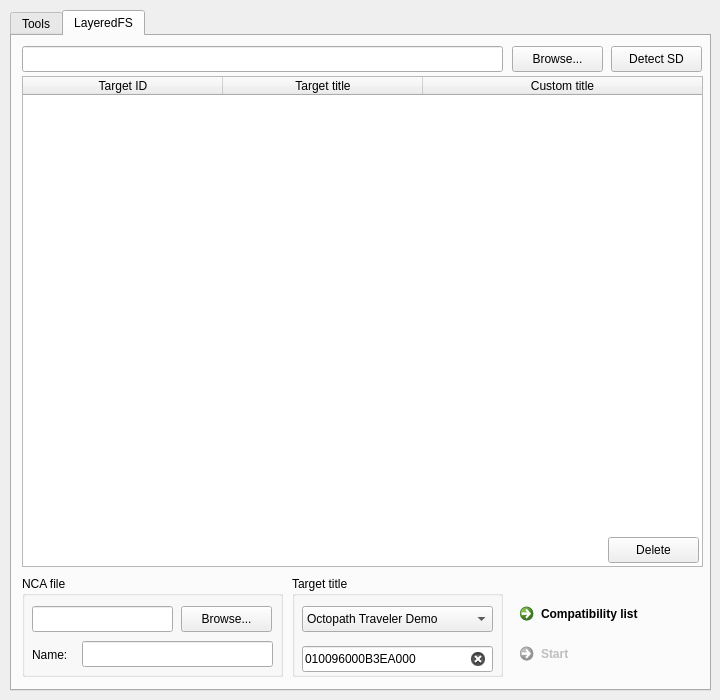
Before: the Qt Designer form mainwindow.ui in nastys/titleswitch, drawn with Qt 5.
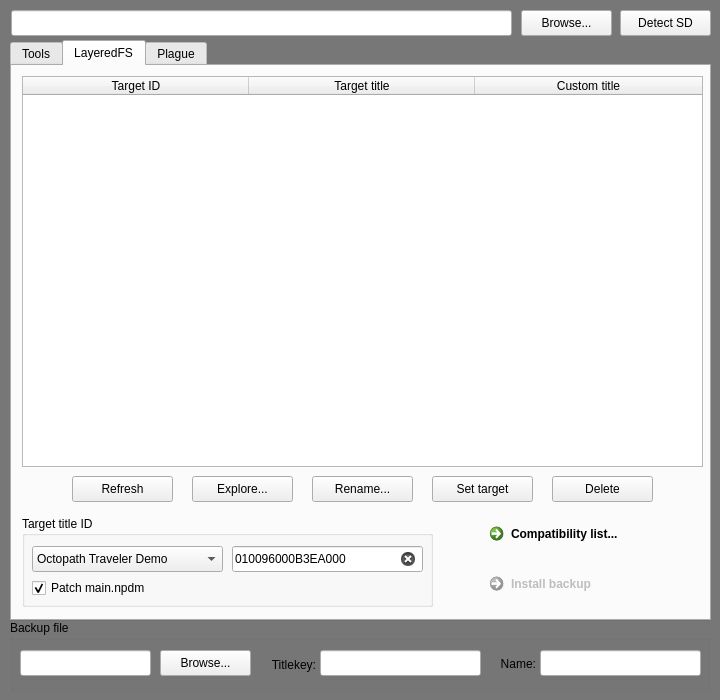
After: the same form once the commit is applied. The open tabs and pages were chosen to show the change. Icons and pictures are not drawn.

```diff
--- a/mainwindow.ui
+++ b/mainwindow.ui
@@ -11,7 +11,7 @@
    </rect>
   </property>
   <property name="sizePolicy">
-   <sizepolicy hsizetype="Fixed" vsizetype="Maximum">
+   <sizepolicy hsizetype="Fixed" vsizetype="Fixed">
     <horstretch>0</horstretch>
     <verstretch>0</verstretch>
    </sizepolicy>
@@ -28,21 +28,28 @@
     <height>700</height>
    </size>
   </property>
+  <property name="acceptDrops">
+   <bool>true</bool>
+  </property>
   <property name="windowTitle">
    <string>Title Switch</string>
   </property>
+  <property name="windowIcon">
+   <iconset resource="resources.qrc">
+    <normaloff>:/icons/title/res/icon.webp</normaloff>:/icons/title/res/icon.webp</iconset>
+  </property>
   <widget class="QWidget" name="centralWidget">
    <widget class="QTabWidget" name="tabWidget">
     <property name="geometry">
      <rect>
       <x>10</x>
-      <y>10</y>
+      <y>40</y>
       <width>701</width>
-      <height>681</height>
+      <height>581</height>
      </rect>
     </property>
     <property name="currentIndex">
-     <number>1</number>
+     <number>2</number>
     </property>
     <widget class="QWidget" name="tab_settings">
      <attribute name="icon">
@@ -55,10 +62,10 @@
      <widget class="QGroupBox" name="groupBox_settings_tools">
       <property name="geometry">
        <rect>
-        <x>230</x>
-        <y>160</y>
-        <width>231</width>
-        <height>261</height>
+        <x>210</x>
+        <y>180</y>
+        <width>271</width>
+        <height>221</height>
        </rect>
       </property>
       <property name="title">
@@ -69,12 +76,12 @@
         <rect>
          <x>10</x>
          <y>30</y>
-         <width>211</width>
+         <width>251</width>
          <height>41</height>
         </rect>
        </property>
        <property name="text">
-        <string>Create keys.txt</string>
+        <string>Create keys.txt...</string>
        </property>
       </widget>
       <widget class="QCommandLinkButton" name="commandLinkButton_settings_tools_xci2nca">
@@ -82,30 +89,53 @@
         <rect>
          <x>10</x>
          <y>80</y>
-         <width>211</width>
+         <width>251</width>
          <height>41</height>
         </rect>
        </property>
        <property name="text">
-        <string>Convert XCI → NCA</string>
+        <string>Convert XCI → NCA...</string>
        </property>
       </widget>
-      <widget class="QCommandLinkButton" name="commandLinkButton_settings_tools_fusee_gelee">
-       <property name="enabled">
-        <bool>false</bool>
-       </property>
+      <widget class="QCommandLinkButton" name="commandLinkButton_settings_tools_patchMainNpdm">
        <property name="geometry">
         <rect>
          <x>10</x>
          <y>130</y>
-         <width>211</width>
+         <width>251</width>
          <height>41</height>
         </rect>
        </property>
        <property name="text">
-        <string>Start Fusée Gelée</string>
+        <string>Patch main.npdm (LayeredFS)...</string>
        </property>
       </widget>
+      <widget class="QCommandLinkButton" name="commandLinkButton_settings_tools_saveLog">
+       <property name="geometry">
+        <rect>
+         <x>10</x>
+         <y>180</y>
+         <width>251</width>
+         <height>41</height>
+        </rect>
+       </property>
+       <property name="text">
+        <string>Save log file as...</string>
+       </property>
+      </widget>
+     </widget>
+     <widget class="QPushButton" name="pushButton_settings_about">
+      <property name="geometry">
+       <rect>
+        <x>610</x>
+        <y>515</y>
+        <width>80</width>
+        <height>26</height>
+       </rect>
+      </property>
+      <property name="text">
+       <string>About...</string>
+      </property>
      </widget>
     </widget>
     <widget class="QWidget" name="tab_layeredfs">
@@ -115,27 +145,27 @@
      <widget class="QCommandLinkButton" name="commandLinkButton_layeredfs_compatibility">
       <property name="geometry">
        <rect>
-        <x>500</x>
-        <y>560</y>
+        <x>470</x>
+        <y>450</y>
         <width>191</width>
         <height>41</height>
        </rect>
       </property>
       <property name="text">
-       <string>Compatibility list</string>
+       <string>Compatibility list...</string>
       </property>
      </widget>
      <widget class="QGroupBox" name="groupBox_layeredfs_target">
       <property name="geometry">
        <rect>
-        <x>280</x>
-        <y>540</y>
-        <width>211</width>
-        <height>101</height>
+        <x>10</x>
+        <y>450</y>
+        <width>411</width>
+        <height>91</height>
        </rect>
       </property>
       <property name="title">
-       <string>Target title</string>
+       <string>Target title ID</string>
       </property>
       <widget class="QComboBox" name="comboBox_layeredfs_target_titleid">
        <property name="geometry">
@@ -257,8 +287,8 @@
       <widget class="QLineEdit" name="lineEdit_layeredfs_target_titleid">
        <property name="geometry">
         <rect>
-         <x>10</x>
-         <y>70</y>
+         <x>210</x>
+         <y>30</y>
          <width>191</width>
          <height>26</height>
         </rect>
@@ -276,6 +306,22 @@
         <bool>true</bool>
        </property>
       </widget>
+      <widget class="QCheckBox" name="checkBox_layeredfs_patchingEnabled">
+       <property name="geometry">
+        <rect>
+         <x>10</x>
+         <y>60</y>
+         <width>191</width>
+         <height>24</height>
+        </rect>
+       </property>
+       <property name="text">
+        <string>Patch main.npdm</string>
+       </property>
+       <property name="checked">
+        <bool>true</bool>
+       </property>
+      </widget>
      </widget>
      <widget class="QCommandLinkButton" name="commandLinkButton_layeredfs_start">
       <property name="enabled">
@@ -283,86 +329,23 @@
       </property>
       <property name="geometry">
        <rect>
-        <x>500</x>
-        <y>600</y>
+        <x>470</x>
+        <y>500</y>
         <width>191</width>
         <height>41</height>
        </rect>
       </property>
       <property name="text">
-       <string>Start</string>
+       <string>Install backup</string>
       </property>
      </widget>
-     <widget class="QGroupBox" name="groupBox_layeredfs_infile">
-      <property name="geometry">
-       <rect>
-        <x>10</x>
-        <y>540</y>
-        <width>261</width>
-        <height>101</height>
-       </rect>
-      </property>
-      <property name="title">
-       <string>NCA file</string>
-      </property>
-      <widget class="QLineEdit" name="lineEdit_layeredfs_infile_file">
-       <property name="geometry">
-        <rect>
-         <x>10</x>
-         <y>30</y>
-         <width>141</width>
-         <height>26</height>
-        </rect>
-       </property>
-      </widget>
-      <widget class="QPushButton" name="pushButton_layeredfs_infile_browse">
-       <property name="geometry">
-        <rect>
-         <x>159</x>
-         <y>30</y>
-         <width>91</width>
-         <height>26</height>
-        </rect>
-       </property>
-       <property name="text">
-        <string>Browse...</string>
-       </property>
-       <property name="icon">
-        <iconset theme="folder">
-         <normaloff>.</normaloff>.</iconset>
-       </property>
-      </widget>
-      <widget class="QLabel" name="label_layeredfs_infile_name">
-       <property name="geometry">
-        <rect>
-         <x>10</x>
-         <y>70</y>
-         <width>51</width>
-         <height>18</height>
-        </rect>
-       </property>
-       <property name="text">
-        <string>Name:</string>
-       </property>
-      </widget>
-      <widget class="QLineEdit" name="lineEdit_layeredfs_infile_name">
-       <property name="geometry">
-        <rect>
-         <x>60</x>
-         <y>65</y>
-         <width>191</width>
-         <height>26</height>
-        </rect>
-       </property>
-      </widget>
-     </widget>
      <widget class="QTableWidget" name="tableWidget_layeredfs_folders">
       <property name="geometry">
        <rect>
         <x>10</x>
-        <y>40</y>
+        <y>10</y>
         <width>681</width>
-        <height>491</height>
+        <height>391</height>
        </rect>
       </property>
       <property name="editTriggers">
@@ -371,8 +354,11 @@
       <property name="selectionMode">
        <enum>QAbstractItemView::SingleSelection</enum>
       </property>
+      <property name="sortingEnabled">
+       <bool>true</bool>
+      </property>
       <attribute name="horizontalHeaderDefaultSectionSize">
-       <number>200</number>
+       <number>226</number>
       </attribute>
       <attribute name="horizontalHeaderStretchLastSection">
        <bool>true</bool>
@@ -399,9 +385,9 @@
      <widget class="QPushButton" name="pushButton_layeredfs_delete">
       <property name="geometry">
        <rect>
-        <x>596</x>
-        <y>501</y>
-        <width>91</width>
+        <x>540</x>
+        <y>410</y>
+        <width>101</width>
         <height>26</height>
        </rect>
       </property>
@@ -422,53 +408,205 @@
        </size>
       </property>
      </widget>
-     <widget class="QPushButton" name="pushButton_autodetect">
+     <widget class="QPushButton" name="pushButton_layeredfs_setTarget">
       <property name="geometry">
        <rect>
-        <x>599</x>
-        <y>10</y>
-        <width>91</width>
+        <x>420</x>
+        <y>410</y>
+        <width>101</width>
         <height>26</height>
        </rect>
       </property>
       <property name="text">
-       <string>Detect SD</string>
+       <string>Set target</string>
       </property>
-      <property name="icon">
-       <iconset theme="media-flash-sd-mmc">
-        <normaloff>.</normaloff>.</iconset>
+     </widget>
+     <widget class="QPushButton" name="pushButton_layeredfs_explore">
+      <property name="geometry">
+       <rect>
+        <x>180</x>
+        <y>410</y>
+        <width>101</width>
+        <height>26</height>
+       </rect>
       </property>
+      <property name="text">
+       <string>Explore...</string>
+      </property>
      </widget>
-     <widget class="QPushButton" name="pushButton_layeredfs_browse">
+     <widget class="QPushButton" name="pushButton_layeredfs_rename">
       <property name="geometry">
        <rect>
-        <x>500</x>
-        <y>10</y>
-        <width>91</width>
+        <x>300</x>
+        <y>410</y>
+        <width>101</width>
         <height>26</height>
        </rect>
       </property>
       <property name="text">
-       <string>Browse...</string>
+       <string>Rename...</string>
       </property>
+     </widget>
+     <widget class="QPushButton" name="pushButton_layeredfs_refresh">
+      <property name="geometry">
+       <rect>
+        <x>60</x>
+        <y>410</y>
+        <width>101</width>
+        <height>26</height>
+       </rect>
+      </property>
+      <property name="text">
+       <string>Refresh</string>
+      </property>
+     </widget>
+    </widget>
+    <widget class="QWidget" name="tab_plague">
+     <attribute name="title">
+      <string>Plague</string>
+     </attribute>
+     <widget class="QPushButton" name="pushButton_plague_explore">
+      <property name="geometry">
+       <rect>
+        <x>240</x>
+        <y>460</y>
+        <width>101</width>
+        <height>26</height>
+       </rect>
+      </property>
+      <property name="text">
+       <string>Explore...</string>
+      </property>
+     </widget>
+     <widget class="QPushButton" name="pushButton_plague_delete">
+      <property name="geometry">
+       <rect>
+        <x>480</x>
+        <y>460</y>
+        <width>101</width>
+        <height>26</height>
+       </rect>
+      </property>
+      <property name="toolTip">
+       <string>Delete</string>
+      </property>
+      <property name="text">
+       <string>Delete</string>
+      </property>
       <property name="icon">
-       <iconset theme="folder">
+       <iconset theme="delete">
         <normaloff>.</normaloff>.</iconset>
       </property>
+      <property name="iconSize">
+       <size>
+        <width>16</width>
+        <height>16</height>
+       </size>
+      </property>
      </widget>
-     <widget class="QLineEdit" name="lineEdit_layeredfs_path">
+     <widget class="QCommandLinkButton" name="commandLinkButton_plague_compatibility">
+      <property name="geometry">
+       <rect>
+        <x>250</x>
+        <y>500</y>
+        <width>201</width>
+        <height>41</height>
+       </rect>
+      </property>
+      <property name="text">
+       <string>Compatibility list...</string>
+      </property>
+     </widget>
+     <widget class="QCommandLinkButton" name="commandLinkButton_plague_start">
+      <property name="enabled">
+       <bool>false</bool>
+      </property>
+      <property name="geometry">
+       <rect>
+        <x>490</x>
+        <y>500</y>
+        <width>201</width>
+        <height>41</height>
+       </rect>
+      </property>
+      <property name="text">
+       <string>Install backup</string>
+      </property>
+     </widget>
+     <widget class="QTableWidget" name="tableWidget_plague_folders">
       <property name="geometry">
        <rect>
         <x>10</x>
         <y>10</y>
-        <width>481</width>
-        <height>26</height>
+        <width>681</width>
+        <height>441</height>
        </rect>
       </property>
-      <property name="readOnly">
+      <property name="editTriggers">
+       <set>QAbstractItemView::NoEditTriggers</set>
+      </property>
+      <property name="selectionMode">
+       <enum>QAbstractItemView::SingleSelection</enum>
+      </property>
+      <attribute name="horizontalHeaderStretchLastSection">
        <bool>true</bool>
+      </attribute>
+      <attribute name="verticalHeaderVisible">
+       <bool>false</bool>
+      </attribute>
+      <column>
+       <property name="text">
+        <string>Backup</string>
+       </property>
+      </column>
+     </widget>
+     <widget class="QCommandLinkButton" name="commandLinkButton_plague_migrate">
+      <property name="geometry">
+       <rect>
+        <x>10</x>
+        <y>500</y>
+        <width>201</width>
+        <height>41</height>
+       </rect>
       </property>
+      <property name="text">
+       <string>Migrate from LayeredFS</string>
+      </property>
      </widget>
+     <widget class="QPushButton" name="pushButton_plague_rename">
+      <property name="geometry">
+       <rect>
+        <x>360</x>
+        <y>460</y>
+        <width>101</width>
+        <height>26</height>
+       </rect>
+      </property>
+      <property name="text">
+       <string>Rename...</string>
+      </property>
+     </widget>
+     <widget class="QPushButton" name="pushButton_plague_refresh">
+      <property name="geometry">
+       <rect>
+        <x>120</x>
+        <y>460</y>
+        <width>101</width>
+        <height>26</height>
+       </rect>
+      </property>
+      <property name="text">
+       <string>Refresh</string>
+      </property>
+     </widget>
+     <zorder>commandLinkButton_plague_compatibility</zorder>
+     <zorder>commandLinkButton_plague_start</zorder>
+     <zorder>tableWidget_plague_folders</zorder>
+     <zorder>pushButton_plague_delete</zorder>
+     <zorder>pushButton_plague_explore</zorder>
+     <zorder>commandLinkButton_plague_migrate</zorder>
+     <zorder>pushButton_plague_rename</zorder>
+     <zorder>pushButton_plague_refresh</zorder>
     </widget>
    </widget>
    <widget class="QLabel" name="hourglass">
@@ -480,6 +618,12 @@
       <height>700</height>
      </rect>
     </property>
+    <property name="autoFillBackground">
+     <bool>false</bool>
+    </property>
+    <property name="styleSheet">
+     <string notr="true">background-color: rgba(0, 0, 0, 128);</string>
+    </property>
     <property name="text">
      <string/>
     </property>
@@ -487,8 +631,163 @@
      <set>Qt::AlignCenter</set>
     </property>
    </widget>
+   <widget class="QPushButton" name="pushButton_autodetect">
+    <property name="geometry">
+     <rect>
+      <x>620</x>
+      <y>10</y>
+      <width>91</width>
+      <height>26</height>
+     </rect>
+    </property>
+    <property name="text">
+     <string>Detect SD</string>
+    </property>
+    <property name="icon">
+     <iconset theme="media-flash-sd-mmc">
+      <normaloff>.</normaloff>.</iconset>
+    </property>
+   </widget>
+   <widget class="QPushButton" name="pushButton_layeredfs_browse">
+    <property name="geometry">
+     <rect>
+      <x>521</x>
+      <y>10</y>
+      <width>91</width>
+      <height>26</height>
+     </rect>
+    </property>
+    <property name="text">
+     <string>Browse...</string>
+    </property>
+    <property name="icon">
+     <iconset theme="folder">
+      <normaloff>.</normaloff>.</iconset>
+    </property>
+   </widget>
+   <widget class="QLineEdit" name="lineEdit_layeredfs_path">
+    <property name="geometry">
+     <rect>
+      <x>11</x>
+      <y>10</y>
+      <width>501</width>
+      <height>26</height>
+     </rect>
+    </property>
+    <property name="readOnly">
+     <bool>true</bool>
+    </property>
+   </widget>
+   <widget class="QGroupBox" name="groupBox_layeredfs_infile">
+    <property name="geometry">
+     <rect>
+      <x>10</x>
+      <y>620</y>
+      <width>701</width>
+      <height>71</height>
+     </rect>
+    </property>
+    <property name="title">
+     <string>Backup file</string>
+    </property>
+    <widget class="QLineEdit" name="lineEdit_layeredfs_infile_file">
+     <property name="geometry">
+      <rect>
+       <x>10</x>
+       <y>30</y>
+       <width>131</width>
+       <height>26</height>
+      </rect>
+     </property>
+     <property name="readOnly">
+      <bool>true</bool>
+     </property>
+    </widget>
+    <widget class="QPushButton" name="pushButton_layeredfs_infile_browse">
+     <property name="geometry">
+      <rect>
+       <x>150</x>
+       <y>30</y>
+       <width>91</width>
+       <height>26</height>
+      </rect>
+     </property>
+     <property name="text">
+      <string>Browse...</string>
+     </property>
+     <property name="icon">
+      <iconset theme="folder">
+       <normaloff>.</normaloff>.</iconset>
+     </property>
+    </widget>
+    <widget class="QLabel" name="label_layeredfs_infile_name">
+     <property name="geometry">
+      <rect>
+       <x>475</x>
+       <y>35</y>
+       <width>51</width>
+       <height>18</height>
+      </rect>
+     </property>
+     <property name="text">
+      <string>Name:</string>
+     </property>
+     <property name="alignment">
+      <set>Qt::AlignRight|Qt::AlignTrailing|Qt::AlignVCenter</set>
+     </property>
+    </widget>
+    <widget class="QLineEdit" name="lineEdit_layeredfs_infile_name">
+     <property name="geometry">
+      <rect>
+       <x>530</x>
+       <y>30</y>
+       <width>161</width>
+       <height>26</height>
+      </rect>
+     </property>
+    </widget>
+    <widget class="QLabel" name="label_layeredfs_infile_titlekey">
+     <property name="geometry">
+      <rect>
+       <x>255</x>
+       <y>35</y>
+       <width>51</width>
+       <height>20</height>
+      </rect>
+     </property>
+     <property name="text">
+      <string>Titlekey:</string>
+     </property>
+     <property name="alignment">
+      <set>Qt::AlignRight|Qt::AlignTrailing|Qt::AlignVCenter</set>
+     </property>
+    </widget>
+    <widget class="QLineEdit" name="lineEdit_layeredfs_infile_titlekey">
+     <property name="geometry">
+      <rect>
+       <x>310</x>
+       <y>30</y>
+       <width>161</width>
+       <height>26</height>
+      </rect>
+     </property>
+     <property name="inputMask">
+      <string>HHHHHHHHHHHHHHHHHHHHHHHHHHHHHHHH</string>
+     </property>
+     <property name="maxLength">
+      <number>32</number>
+     </property>
+     <property name="clearButtonEnabled">
+      <bool>true</bool>
+     </property>
+    </widget>
+   </widget>
    <zorder>hourglass</zorder>
    <zorder>tabWidget</zorder>
+   <zorder>pushButton_autodetect</zorder>
+   <zorder>pushButton_layeredfs_browse</zorder>
+   <zorder>lineEdit_layeredfs_path</zorder>
+   <zorder>groupBox_layeredfs_infile</zorder>
   </widget>
  </widget>
  <layoutdefault spacing="6" margin="11"/>
```
